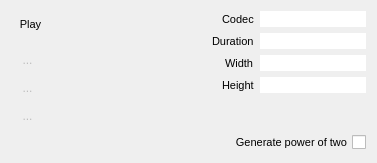
Qt form src/VideoFileDialog.ui (markus-wa/glmixer-mirror) before a commit.
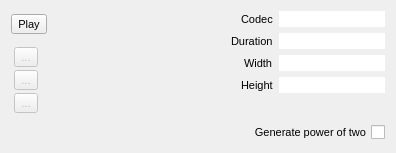
The same form after that commit. Icons and pictures are not drawn. Custom widgets are drawn as their Qt base class.

Commit message: Improved GUI (Custom file dialogs).

What changed in the file:
```diff
--- a/src/VideoFileDialog.ui
+++ b/src/VideoFileDialog.ui
@@ -6,41 +6,26 @@
    <rect>
     <x>0</x>
     <y>0</y>
-    <width>377</width>
-    <height>163</height>
+    <width>396</width>
+    <height>153</height>
    </rect>
   </property>
+  <property name="sizePolicy">
+   <sizepolicy hsizetype="Preferred" vsizetype="Expanding">
+    <horstretch>0</horstretch>
+    <verstretch>0</verstretch>
+   </sizepolicy>
+  </property>
   <property name="font">
    <font>
-    <pointsize>8</pointsize>
+    <pointsize>-1</pointsize>
    </font>
   </property>
   <property name="windowTitle">
    <string>Form</string>
   </property>
   <property name="styleSheet">
-   <string notr="true">QToolButton { 
-     border-style: solid;
-     border-width: 1px;
-     border-radius:5px;
-	 padding: 3px;
-     border-color: transparent;
-     background: transparent;
-}
-
-QToolButton:checked { 
-     border-color: palette(dark);
-     background-color: qradialgradient(cx: 0.7, cy: 1.4, fx: 0.7, fy: 1.9, radius: 1.5, stop: 0 palette(dark), stop: 1 transparent );
-}
-
-QToolButton:pressed { 
-	background: palette(midlight);
-}
-
-QToolButton:hover { 
-     border-color: palette(highlight);
-}
-</string>
+   <string notr="true">font-size:11px;</string>
   </property>
   <layout class="QGridLayout" name="gridLayout">
    <item row="0" column="0" rowspan="2">
```
Left out of the diff: 11 changed lines with no effect on the pictures. The commit also changes 3 other files.
